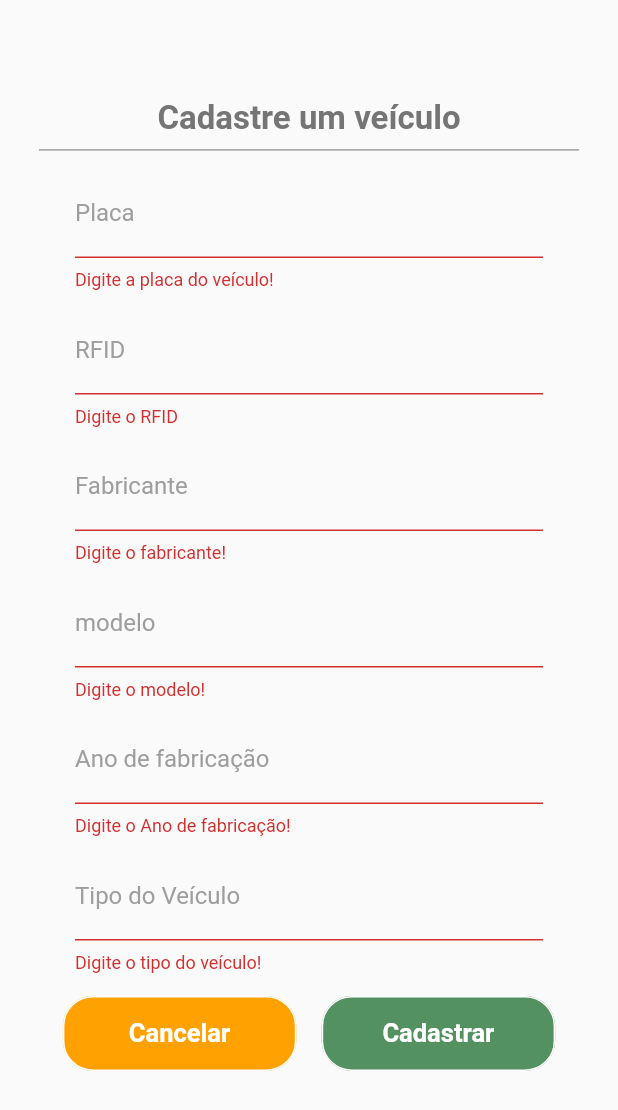
After one commit to PriorityGreenWave/greenwave_app, a Flutter app: the RegisterCarPage screen opened by its route, after a tap on "Cadastrar", on a phone screen of 412 x 824 dp. The commit adds this screen. Shown: the top 1110 px of the screen. Run offline on Flutter 3.47's test engine with Material 2 defaults, Android fonts, the phone set to English and light mode, and no system bars; our stand-ins replace dartz, flushbar, flutter_map, flutter_mobx, flutter_modular, flutter_secure_storage and 5 more; missing offline and left inert: flutter_group_sliver, mqtt_client; accounts and stored records are empty; generated files the repository leaves out were written again.

Commit message:
Tela de cadastro de carro

```diff
--- a/lib/modules/auth/domain/repositories/secure_storage_repository.dart
+++ b/lib/modules/auth/domain/repositories/secure_storage_repository.dart
@@ -1,8 +1,10 @@
 import 'package:dartz/dartz.dart';
+import 'package:greenwave_app/modules/auth/domain/entities/user.dart';
 import 'package:greenwave_app/modules/auth/domain/entities/user_authenticaded.dart';
 import 'package:greenwave_app/modules/auth/domain/errors/errors.dart';
 
 abstract class SecureStorageRepository {
   Future<Either<FailureAuthenticate, void>> storeUserAuthenticaded(
       UserAuthenticaded user);
+  Future<User> getLoggedUser();
 }
--- a/lib/modules/auth/infra/datasources/secure_storage_datasource.dart
+++ b/lib/modules/auth/infra/datasources/secure_storage_datasource.dart
@@ -1,7 +1,9 @@
+import 'package:greenwave_app/modules/auth/domain/entities/user.dart';
 import 'package:greenwave_app/modules/auth/domain/entities/user_authenticaded.dart';
 
 abstract class SecureStorageDatasource {
   Future<void> storeUserAuthenticadedOnStorage(UserAuthenticaded user);
+  Future<User> getLoggedUser();
   Future<String> getTokenOfStorage();
   Future<bool> tokenIsValid();
 }
--- a/lib/modules/auth/infra/repositories/secure_storage_repository_impl.dart
+++ b/lib/modules/auth/infra/repositories/secure_storage_repository_impl.dart
@@ -1,4 +1,5 @@
 import 'package:dartz/dartz.dart';
+import 'package:greenwave_app/modules/auth/domain/entities/user.dart';
 import 'package:greenwave_app/modules/auth/domain/entities/user_authenticaded.dart';
 import 'package:greenwave_app/modules/auth/domain/errors/errors.dart';
 import 'package:greenwave_app/modules/auth/domain/repositories/secure_storage_repository.dart';
@@ -20,4 +21,9 @@ class SecureStorageRepositoryImpl implements SecureStorageRepository {
       return Left(StorageTokenError());
     }
   }
+
+  @override
+  Future<User> getLoggedUser() async {
+    return await datasource.getLoggedUser();
+  }
 }
--- /dev/null
+++ b/lib/modules/car/domain/entities/CarEntity.dart
@@ -0,0 +1,37 @@
+class CarEntity {
+  final int idUsuario;
+  final String placa;
+  final String rfid;
+  final String fabricante;
+  final String modelo;
+  final BigInt ano;
+  final String tipoVeiculo;
+  final bool veiculoEmergencia;
+  final bool estadoEmergencia;
+
+  const CarEntity({
+    this.idUsuario,
+    this.placa,
+    this.rfid,
+    this.fabricante,
+    this.modelo,
+    this.ano,
+    this.tipoVeiculo,
+    this.veiculoEmergencia,
+    this.estadoEmergencia,
+  });
+
+  Map<String, dynamic> toMap() {
+    return {
+      'idVeiculo': idUsuario,
+      'placa': placa,
+      'rfid': rfid,
+      'fabricante': fabricante,
+      'modelo': modelo,
+      'ano': ano,
+      'tipoVeiculo': tipoVeiculo,
+      'veiculoEmergencia': veiculoEmergencia,
+      'estadoEmergencia': estadoEmergencia,
+    };
+  }
+}
--- /dev/null
+++ b/lib/modules/car/domain/inputs/CarInput.dart
@@ -0,0 +1,37 @@
+class CarInput {
+  final int idUsuario;
+  final String placa;
+  final String rfid;
+  final String fabricante;
+  final String modelo;
+  final int ano;
+  final String tipoVeiculo;
+  final bool veiculoEmergencia;
+  final bool estadoEmergencia;
+
+  const CarInput({
+    this.idUsuario,
+    this.placa,
+    this.rfid,
+    this.fabricante,
+    this.modelo,
+    this.ano,
+    this.tipoVeiculo,
+    this.veiculoEmergencia,
+    this.estadoEmergencia,
+  });
+
+  Map<String, dynamic> toMap() {
+    return {
+      'idUsuario': idUsuario,
+      'placa': placa,
+      'rfid': rfid,
+      'fabricante': fabricante,
+      'modelo': modelo,
+      'ano': ano,
+      'tipoVeiculo': tipoVeiculo,
+      'veiculoEmergencia': veiculoEmergencia,
+      'estadoEmergencia': estadoEmergencia,
+    };
+  }
+}
--- /dev/null
+++ b/lib/modules/car/domain/repositories/car_repository.dart
@@ -0,0 +1,5 @@
+import 'package:greenwave_app/modules/car/domain/inputs/CarInput.dart';
+
+abstract class CarRepository {
+  Future<void> doRegisterCar(CarInput input);
+}
--- /dev/null
+++ b/lib/modules/car/external/datasources/car_datasource_impl.dart
@@ -0,0 +1,34 @@
+import 'dart:convert';
+
+import 'package:greenwave_app/modules/car/domain/inputs/CarInput.dart';
+import 'package:greenwave_app/modules/car/domain/utils/ParserResponse.dart';
+import 'package:greenwave_app/modules/car/infra/datasources/car_datasource.dart';
+import 'package:greenwave_app/modules/config/environment.dart';
+import 'package:http/http.dart';
+
+class CarDatasourceImpl implements CarDatasource {
+  final Client client;
+  static const String _CAR_URI = Environment.URL + 'Veiculo';
+
+  CarDatasourceImpl(this.client);
+
+  @override
+  Future<void> doRegisterCar(CarInput input) async {
+    final body = jsonEncode({
+      'idUsuario': input.idUsuario,
+      'placa': input.placa,
+      'rfid': input.rfid,
+      'fabricante': input.fabricante,
+      'modelo': input.modelo,
+      'ano': input.ano,
+      'tipoVeiculo': input.tipoVeiculo,
+      'veiculoEmergencia': input.veiculoEmergencia,
+      'estadoEmergencia': input.estadoEmergencia,
+    });
+    final response = await client.post(_CAR_URI + "/CreateVeiculo",
+        body: body,
+        headers: {"Accept": "*/*", "content-type": "application/json"});
+
+    return ParserResponse.doParserResponse(response);
+  }
+}
--- /dev/null
+++ b/lib/modules/car/infra/datasources/car_datasource.dart
@@ -0,0 +1,5 @@
+import 'package:greenwave_app/modules/car/domain/inputs/CarInput.dart';
+
+abstract class CarDatasource {
+  Future<void> doRegisterCar(CarInput input);
+}
--- /dev/null
+++ b/lib/modules/car/presenter/registerCar/register_car_page.dart
@@ -0,0 +1,353 @@
+import 'package:flutter/material.dart';
+import 'package:greenwave_app/modules/car/domain/inputs/CarInput.dart';
+import 'package:greenwave_app/modules/car/presenter/registerCar/states/register_car_controller.dart';
+import 'package:greenwave_app/modules/car/presenter/registerCar/states/states.dart';
+import 'package:flutter_mobx/flutter_mobx.dart';
+import 'package:flutter_modular/flutter_modular.dart';
+import 'package:greenwave_app/modules/util/widget/loading_widget.dart';
+
+class RegisterCarPage extends StatefulWidget {
+  @override
+  _RegisterCarPage createState() => _RegisterCarPage();
+}
+
+class _RegisterCarPage
+    extends ModularState<RegisterCarPage, RegisterCarController> {
+  final _placaText = new TextEditingController();
+  final _rfidText = new TextEditingController();
+  final _fabricanteText = new TextEditingController();
+  final _modeloText = new TextEditingController();
+  final _anoText = new TextEditingController();
+  final _tipoVeiculoText = new TextEditingController();
+
+  int _currentStep = 0;
+  StepperType stepperType = StepperType.vertical;
+  final _formKey = GlobalKey<FormState>();
+
+  @override
+  void initState() {
+    super.initState();
+  }
+
+  @override
+  Widget build(BuildContext context) {
+    return Scaffold(
+      body: Column(
+        children: [
+          Observer(
+            builder: (_) {
+              var state = controller.state;
+
+              if (state is RegisterCarError) {
+                return Center(
+                  child: Text("Deu ruim"),
+                );
+              }
+
+              if (state is RegisterCarStart) {
+                return _buildStartWidget();
+              } else if (state is RegisterCarLoading) {
+                return LoadingWidget();
+              } else if (state is RegisterCarSuccess) {
+                return Center(
+                  child: Text("Registrado com Sucesso"),
+                );
+              } else {
+                return Container();
+              }
+            },
+          ),
+        ],
+      ),
+    );
+  }
+
+  Widget _buildStartWidget() {
+    return Form(
+      key: _formKey,
+      child: Padding(
+        padding: EdgeInsets.only(
+            top: MediaQuery.of(context).size.height * 0.08,
+            right: 25,
+            left: 25),
+        child: Column(
+          mainAxisAlignment: MainAxisAlignment.spaceBetween,
+          children: [
+            Padding(
+              padding: EdgeInsets.only(bottom: 0),
+              child: Text(
+                'Cadastre um veículo',
+                style: TextStyle(
+                    color: Colors.grey[600],
+                    fontSize: 22,
+                    fontWeight: FontWeight.bold),
+              ),
+            ),
+            Padding(
+              padding: EdgeInsets.only(bottom: 0),
+              child: Container(
+                child: Expanded(
+                  child: Divider(
+                    endIndent: 1,
+                    indent: 1,
+                    thickness: 1,
+                    color: Colors.grey,
+                  ),
+                ),
+              ),
+            ),
+            Container(
+              margin: EdgeInsets.only(bottom: 0),
+              padding: EdgeInsets.symmetric(vertical: 0),
+              child: _buildForm(),
+            ),
+            Padding(
+              padding: EdgeInsets.only(top: 0),
+              child: Row(
+                mainAxisAlignment: MainAxisAlignment.spaceEvenly,
+                children: [
+                  FlatButton(
+                    color: Color(0xFFffa101),
+                    child: Container(
+                      width: MediaQuery.of(context).size.width * 0.30,
+                      height: 50,
+                      child: Center(
+                        child: Text(
+                          'Cancelar',
+                          style: TextStyle(
+                            fontSize: 17,
+                            fontWeight: FontWeight.bold,
+                            color: Colors.white,
+                          ),
+                        ),
+                      ),
+                    ),
+                    onPressed: () {
+                      Modular.to.pushNamed('/');
+                    },
+                    shape: RoundedRectangleBorder(
+                      borderRadius: BorderRadius.circular(20),
+                      side: BorderSide(color: Colors.white),
+                    ),
+                  ),
+                  Padding(
+                    padding: EdgeInsets.symmetric(vertical: 10),
+                    child: FlatButton(
+                      color: Color(0xFF539161),
+                      child: Container(
+                        width: MediaQuery.of(context).size.width * 0.30,
+                        height: 50,
+                        child: Center(
+                          child: Text(
+                            'Cadastrar',
+                            style: TextStyle(
+                              fontSize: 17,
+                              fontWeight: FontWeight.bold,
+                              color: Colors.white,
+                            ),
+                          ),
+                        ),
+                      ),
+                      onPressed: () {
+                        if (_formKey.currentState.validate()) {
+                          final registerInput = new CarInput(
+                              ano: int.parse(_anoText.text),
+                              estadoEmergencia: false,
+                              veiculoEmergencia: true,
+                              fabricante: _fabricanteText.text,
+                              modelo: _modeloText.text,
+                              placa: _placaText.text,
+                              rfid: _rfidText.text,
+                              tipoVeiculo: _tipoVeiculoText.text);
+                          controller.doRegisterUser(registerInput);
+                        }
+                      },
+                      shape: RoundedRectangleBorder(
+                        borderRadius: BorderRadius.circular(20),
+                        side: BorderSide(color: Colors.white),
+                      ),
+                    ),
+                  ),
+                ],
+              ),
+            ),
+          ],
+        ),
+      ),
+    );
+  }
+
+  Widget _buildForm() {
+    return Expanded(
+      child: Column(
+        children: [
+          Padding(
+            padding: EdgeInsets.symmetric(horizontal: 25),
+            child: Column(
+              children: [
+                Padding(
+                  padding: EdgeInsets.symmetric(vertical: 5),
+                  child: TextFormField(
+                    validator: (value) {
+                      if (value.isEmpty) {
+                        return 'Digite a placa do veículo!';
+                      }
+                      return null;
+                    },
+                    controller: _placaText,
+                    keyboardType: TextInputType.emailAddress,
+                    style: TextStyle(color: Colors.black),
+                    decoration: InputDecoration(
+                      hoverColor: Colors.yellow,
+                      labelText: "Placa",
+                      labelStyle: TextStyle(color: Colors.grey),
+                      hintText: "Informe a placa",
+                      hintStyle: TextStyle(color: Colors.grey[100]),
+                      // border: OutlineInputBorder(
+                      //   borderRadius: BorderRadius.circular(10),
+                      // ),
+                    ),
+                  ),
+                ),
+                Padding(
+                  padding: EdgeInsets.symmetric(vertical: 5),
+                  child: TextFormField(
+                    validator: (value) {
+                      if (value.isEmpty) {
+                        return 'Digite o RFID';
+                      }
+                      return null;
+                    },
+                    obscureText: true,
+                    controller: _rfidText,
+                    keyboardType: TextInputType.visiblePassword,
+                    style: TextStyle(color: Colors.black),
+                    decoration: InputDecoration(
+                      labelText: "RFID",
+                      labelStyle: TextStyle(color: Colors.grey),
+                      hintText: "RFID",
+                      hintStyle: TextStyle(color: Colors.grey),
+                      // border: OutlineInputBorder(
+                      //   borderRadius: BorderRadius.circular(10),
+                      // ),
+                    ),
+                  ),
+                ),
+                Padding(
+                  padding: EdgeInsets.symmetric(vertical: 5),
+                  child: TextFormField(
+                    validator: (value) {
+                      if (value.isEmpty) {
+                        return 'Digite o fabricante!';
+                      }
+                      return null;
+                    },
+                    obscureText: false,
+                    controller: _fabricanteText,
+                    keyboardType: TextInputType.visiblePassword,
+                    style: TextStyle(color: Colors.black),
+                    decoration: InputDecoration(
+                      labelText: "Fabricante",
+                      labelStyle: TextStyle(color: Colors.grey),
+                      hintText: "Fabricante",
+                      hintStyle: TextStyle(color: Colors.grey),
+                      // border: OutlineInputBorder(
+                      //   borderRadius: BorderRadius.circular(10),
+                      // ),
+                    ),
+                  ),
+                ),
+                Padding(
+                  padding: EdgeInsets.symmetric(vertical: 5),
+                  child: TextFormField(
+                    validator: (value) {
+                      if (value.isEmpty) {
+                        return 'Digite o modelo!';
+                      }
+                      return null;
+                    },
+                    obscureText: false,
+                    controller: _modeloText,
+                    keyboardType: TextInputType.visiblePassword,
+                    style: TextStyle(color: Colors.black),
+                    decoration: InputDecoration(
+                      labelText: "modelo",
+                      labelStyle: TextStyle(color: Colors.grey),
+                      hintText: "modelo",
+                      hintStyle: TextStyle(color: Colors.grey),
+                      // border: OutlineInputBorder(
+                      //   borderRadius: BorderRadius.circular(10),
+                      // ),
+                    ),
+                  ),
+                ),
+                Padding(
+                  padding: EdgeInsets.symmetric(vertical: 5),
+                  child: TextFormField(
+                    validator: (value) {
+                      if (value.isEmpty) {
+                        return 'Digite o Ano de fabricação!';
+                      }
+                      return null;
+                    },
+                    obscureText: false,
+                    controller: _anoText,
+                    keyboardType: TextInputType.visiblePassword,
+                    style: TextStyle(color: Colors.black),
+                    decoration: InputDecoration(
+                      labelText: "Ano de fabricação",
+                      labelStyle: TextStyle(color: Colors.grey),
+                      hintText: "Ano de fabricação",
+                      hintStyle: TextStyle(color: Colors.grey),
+                      // border: OutlineInputBorder(
+                      //   borderRadius: BorderRadius.circular(10),
+                      // ),
+                    ),
+                  ),
+                ),
+                Padding(
+                  padding: EdgeInsets.symmetric(vertical: 5),
+                  child: TextFormField(
+                    validator: (value) {
+                      if (value.isEmpty) {
+                        return 'Digite o tipo do veículo!';
+                      }
+                      return null;
+                    },
+                    obscureText: false,
+                    controller: _tipoVeiculoText,
+                    keyboardType: TextInputType.visiblePassword,
+                    style: TextStyle(color: Colors.black),
+                    decoration: InputDecoration(
+                      labelText: "Tipo do Veículo",
+                      labelStyle: TextStyle(color: Colors.grey),
+                      hintText: "Tipo do Veículo",
+                      hintStyle: TextStyle(color: Colors.grey),
+                      // border: OutlineInputBorder(
+                      //   borderRadius: BorderRadius.circular(10),
+                      // ),
+                    ),
+                  ),
+                ),
+              ],
+            ),
+          ),
+        ],
+      ),
+    );
+  }
+
+  tapped(int step) {
+    setState(() => _currentStep = step);
+  }
+
+  continued() {
+    if (_formKey.currentState.validate()) {
+      _currentStep < 1 ? setState(() => _currentStep += 1) : null;
+    }
+  }
+
+  cancel() {
+    _currentStep > 0 ? setState(() => _currentStep -= 1) : null;
+  }
+}
--- /dev/null
+++ b/lib/modules/car/presenter/registerCar/states/register_car_controller.dart
@@ -0,0 +1,42 @@
+import 'package:flutter_modular/flutter_modular.dart';
+import 'package:greenwave_app/modules/auth/domain/usecases/get_loggedUser.dart';
+import 'package:greenwave_app/modules/car/domain/inputs/CarInput.dart';
+import 'package:greenwave_app/modules/car/domain/usecases/register_car_usecase.dart';
+import 'package:greenwave_app/modules/car/presenter/registerCar/states/states.dart';
+import 'package:mobx/mobx.dart';
+
+part 'register_car_controller.g.dart';
+
+class RegisterCarController = _RegisterCarControllerBase
+    with _$RegisterCarController;
+
+abstract class _RegisterCarControllerBase with Store {
+  final RegisterCarUsecase registerCarUsercase;
+  final GetLoggedUser getLoggedUser;
+
+  _RegisterCarControllerBase({this.registerCarUsercase, this.getLoggedUser});
+
+  @observable
+  RegisterCarState state = RegisterCarStart();
+
+  doRegisterUser(CarInput input) async {
+    setState(RegisterCarLoading());
+    final userAuthenticaded = await getLoggedUser();
+
+    await registerCarUsercase(new CarInput(
+        idUsuario: userAuthenticaded.id,
+        ano: input.ano,
+        estadoEmergencia: input.estadoEmergencia,
+        fabricante: input.fabricante,
+        modelo: input.modelo,
+        placa: input.placa,
+        rfid: input.rfid,
+        tipoVeiculo: input.tipoVeiculo,
+        veiculoEmergencia: input.veiculoEmergencia));
+
+    Modular.to.pushNamed('/dashboard');
+  }
+
+  @action
+  setState(RegisterCarState value) => state = value;
+}
--- /dev/null
+++ b/lib/modules/car/presenter/registerCar/states/states.dart
@@ -0,0 +1,15 @@
+import 'package:greenwave_app/modules/car/domain/errors/errors.dart';
+
+abstract class RegisterCarState {}
+
+class RegisterCarStart implements RegisterCarState {}
+
+class RegisterCarLoading implements RegisterCarState {}
+
+class RegisterCarError implements RegisterCarState {
+  final FailureCar error;
+
+  RegisterCarError(this.error);
+}
+
+class RegisterCarSuccess implements RegisterCarState {}
--- a/lib/modules/dashboard/presenter/dashboard/dashboard_page.dart
+++ b/lib/modules/dashboard/presenter/dashboard/dashboard_page.dart
@@ -269,6 +269,7 @@ class _DashboardPageState
                 shape: RoundedRectangleBorder(
                   borderRadius: BorderRadius.circular(5.0),
                 ),
+                child: new InkWell(
                   child: Container(
                     margin: EdgeInsets.symmetric(vertical: 30),
                     child: Column(
@@ -289,6 +290,10 @@ class _DashboardPageState
                       ],
                     ),
                   ),
+                  onTap: () {
+                    return Modular.to.pushNamed('/register-car');
+                  },
+                ),
               ),
             ],
           ),
```
Also changed, not shown: lib/app_module.dart (+17 -2 lines), lib/modules/auth/domain/usecases/get_loggedUser.dart (added, +18 -0 lines), lib/modules/auth/external/datasources/secure_storage_datasource_impl.dart (+13 -0 lines), lib/modules/car/domain/errors/errors.dart (added, +18 -0 lines), lib/modules/car/domain/usecases/register_car_usecase.dart (added, +17 -0 lines), lib/modules/car/domain/utils/ParserResponse.dart (added, +24 -0 lines), lib/modules/car/infra/repositories/car_repository_impl.dart (added, +14 -0 lines), lib/modules/car/presenter/registerCar/states/register_car_controller.g.dart (added), pubspec.lock. Lines whose indentation alone changed are shown as unchanged.
